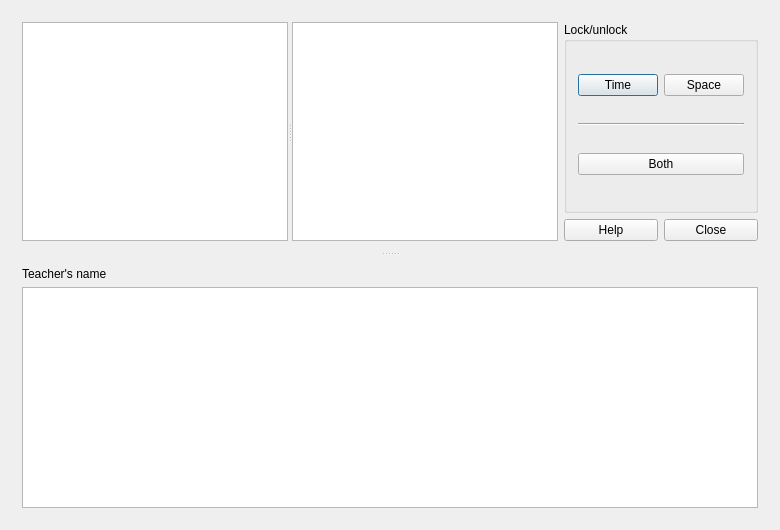
First picture: the form in src/interface/timetableviewteachersdayshorizontalform_template.ui, repository rodolforg/fet, before the edit.
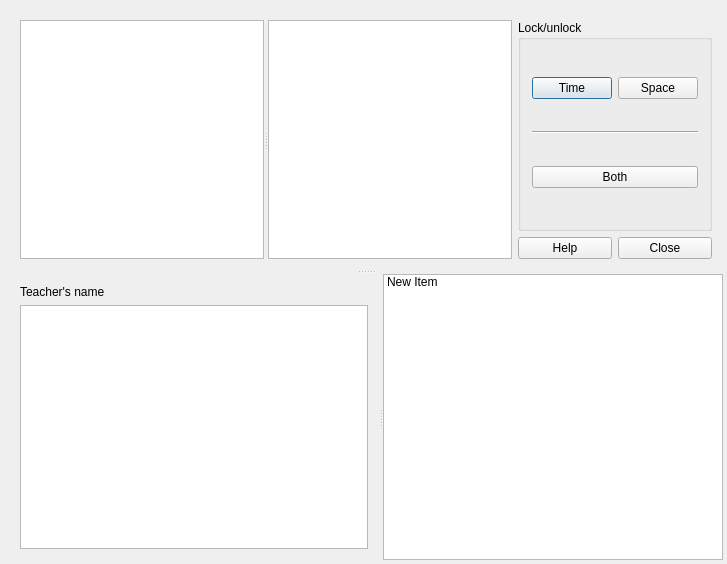
Second picture: the form after the edit. Custom widgets are drawn as their Qt base class.

```diff
--- a/src/interface/timetableviewteachersdayshorizontalform_template.ui
+++ b/src/interface/timetableviewteachersdayshorizontalform_template.ui
@@ -6,21 +6,36 @@
    <rect>
     <x>0</x>
     <y>0</y>
-    <width>780</width>
-    <height>530</height>
+    <width>727</width>
+    <height>564</height>
    </rect>
   </property>
   <property name="windowTitle">
    <string extracomment="Title of dialog to view the teachers timetable">View teachers days horizontal timetable</string>
   </property>
-  <layout class="QGridLayout" name="gridLayout_2">
-   <item row="0" column="0">
     <widget class="QSplitter" name="horizontalSplitter">
+   <property name="geometry">
+    <rect>
+     <x>9</x>
+     <y>9</y>
+     <width>714</width>
+     <height>551</height>
+    </rect>
+   </property>
+   <property name="sizePolicy">
+    <sizepolicy hsizetype="Expanding" vsizetype="Expanding">
+     <horstretch>0</horstretch>
+     <verstretch>0</verstretch>
+    </sizepolicy>
+   </property>
      <property name="orientation">
       <enum>Qt::Vertical</enum>
      </property>
      <widget class="QWidget" name="layoutWidget">
       <layout class="QHBoxLayout" name="horizontalLayout_3">
+     <property name="sizeConstraint">
+      <enum>QLayout::SetMaximumSize</enum>
+     </property>
        <item>
         <widget class="QSplitter" name="verticalSplitter">
          <property name="orientation">
@@ -98,7 +113,17 @@
        </item>
       </layout>
      </widget>
-     <widget class="QWidget" name="layoutWidget2">
+   <widget class="QSplitter" name="splitter">
+    <property name="sizePolicy">
+     <sizepolicy hsizetype="Expanding" vsizetype="Expanding">
+      <horstretch>0</horstretch>
+      <verstretch>0</verstretch>
+     </sizepolicy>
+    </property>
+    <property name="orientation">
+     <enum>Qt::Horizontal</enum>
+    </property>
+    <widget class="QWidget" name="">
       <layout class="QVBoxLayout" name="verticalLayout">
        <item>
         <widget class="QLabel" name="teacherNameTextLabel">
@@ -121,11 +146,33 @@
        </item>
       </layout>
      </widget>
-    </widget>
-   </item>
-  </layout>
+    <widget class="QListWidget" name="listWidget">
+     <property name="sizePolicy">
+      <sizepolicy hsizetype="Preferred" vsizetype="Expanding">
+       <horstretch>0</horstretch>
+       <verstretch>0</verstretch>
+      </sizepolicy>
+     </property>
+     <property name="dragEnabled">
+      <bool>true</bool>
+     </property>
+     <item>
+      <property name="text">
+       <string>New Item</string>
+      </property>
+     </item>
+    </widget>
+   </widget>
+  </widget>
  </widget>
  <layoutdefault spacing="6" margin="11"/>
+ <customwidgets>
+  <customwidget>
+   <class>EditableTimetableWidget</class>
+   <extends>QTableWidget</extends>
+   <header>editabletimetablewidget.h</header>
+  </customwidget>
+ </customwidgets>
  <resources/>
  <connections/>
 </ui>
```
Left out of the diff: 2 changed lines with no effect on the pictures. Lines whose indentation alone changed are shown as unchanged.
